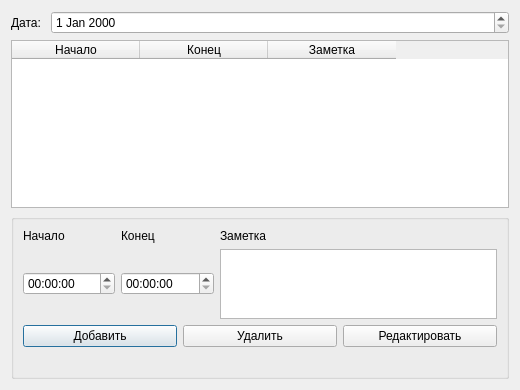
This is Dialogs/addinterval.ui in IFantastik/Time_manage as Qt 5 draws it before an edit. The edited form follows.
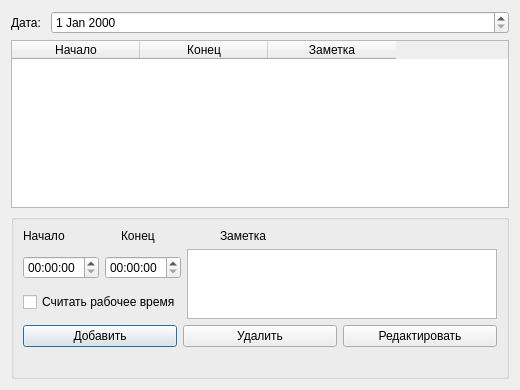
This is the edited form. Icons and pictures are not drawn.

Commit message: update: добавлена возможность не учитывать раб. время

```diff
--- a/Dialogs/addinterval.ui
+++ b/Dialogs/addinterval.ui
@@ -76,7 +76,7 @@
      <property name="title">
       <string/>
      </property>
-     <layout class="QVBoxLayout" name="verticalLayout">
+     <layout class="QVBoxLayout" name="verticalLayout_3">
       <item>
        <layout class="QHBoxLayout" name="horizontalLayout_2" stretch="1,1,3">
         <item>
@@ -103,12 +103,27 @@
        </layout>
       </item>
       <item>
-       <layout class="QHBoxLayout" name="horizontalLayout_3" stretch="1,1,3">
+       <layout class="QHBoxLayout" name="horizontalLayout_5">
+        <item>
+         <layout class="QVBoxLayout" name="verticalLayout">
+          <item>
+           <layout class="QHBoxLayout" name="horizontalLayout_3">
         <item>
          <widget class="QTimeEdit" name="timeEditStart"/>
         </item>
         <item>
          <widget class="QTimeEdit" name="timeEditEnd"/>
+            </item>
+           </layout>
+          </item>
+          <item>
+           <widget class="QCheckBox" name="checkBox">
+            <property name="text">
+             <string>Считать рабочее время</string>
+            </property>
+           </widget>
+          </item>
+         </layout>
         </item>
         <item>
          <widget class="QTextEdit" name="TextEditNote"/>
```
Lines whose indentation alone changed are shown as unchanged. The commit also changes 9 other files.
